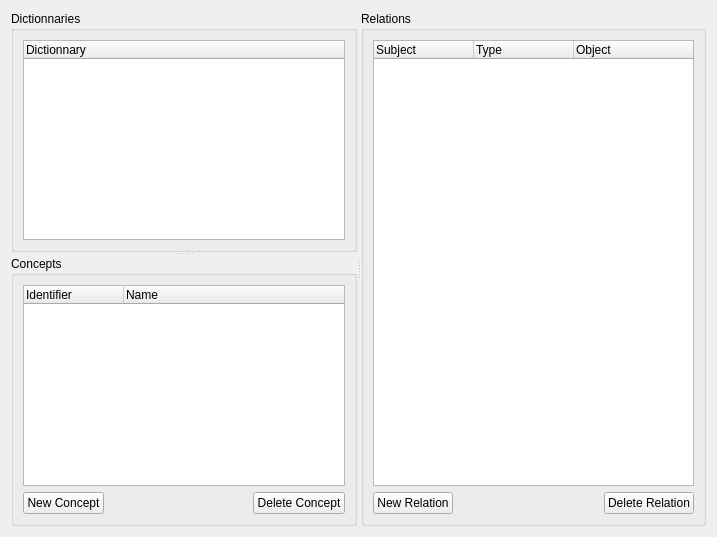
Old version of the form kgalileicenter/kviewdicts.ui in the repository pfrancq/galilei.
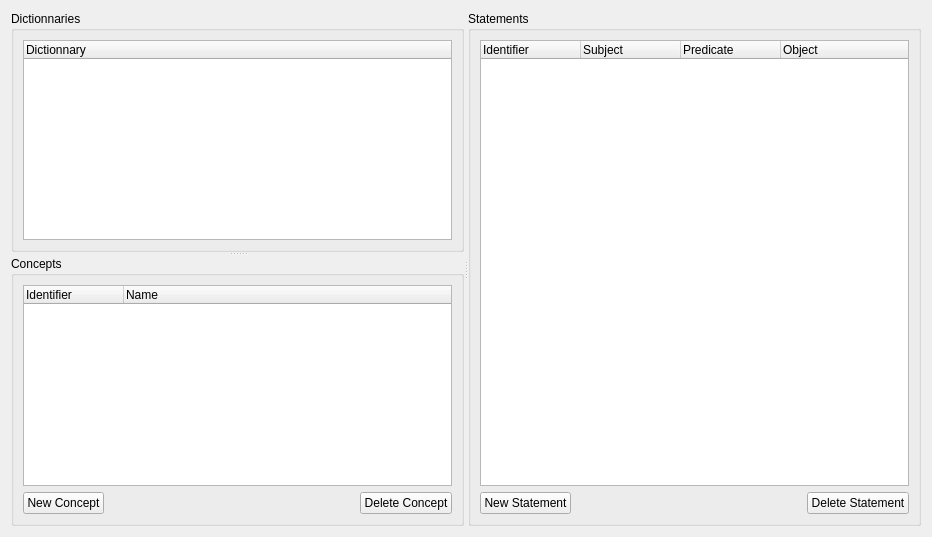
New version of the form.

The edit to the form file:
```diff
--- a/kgalileicenter/kviewdicts.ui
+++ b/kgalileicenter/kviewdicts.ui
@@ -1,11 +1,11 @@
 <ui version="4.0" >
  <class>KViewDicts</class>
- <widget class="QWidget" name="KViewDicts" >
-  <property name="geometry" >
+ <widget class="QWidget" name="KViewDicts">
+  <property name="geometry">
    <rect>
     <x>0</x>
     <y>0</y>
-    <width>717</width>
+    <width>932</width>
     <height>537</height>
    </rect>
   </property>
@@ -97,9 +97,9 @@
        </layout>
       </widget>
      </widget>
-     <widget class="QGroupBox" name="groupBox_3" >
-      <property name="title" >
-       <string>Relations</string>
+     <widget class="QGroupBox" name="groupBox_3">
+      <property name="title">
+       <string>Statements</string>
       </property>
       <layout class="QVBoxLayout" name="verticalLayout_3" >
        <item>
@@ -108,17 +108,22 @@
           <bool>false</bool>
          </property>
          <column>
-          <property name="text" >
+          <property name="text">
+           <string>Identifier</string>
+          </property>
+         </column>
+         <column>
+          <property name="text">
            <string>Subject</string>
           </property>
          </column>
          <column>
-          <property name="text" >
-           <string>Type</string>
+          <property name="text">
+           <string>Predicate</string>
           </property>
          </column>
          <column>
-          <property name="text" >
+          <property name="text">
            <string>Object</string>
           </property>
          </column>
@@ -127,9 +132,9 @@
        <item>
         <layout class="QHBoxLayout" name="horizontalLayout_3" >
          <item>
-          <widget class="QPushButton" name="NewRelation" >
-           <property name="text" >
-            <string>New Relation</string>
+          <widget class="QPushButton" name="NewStatement">
+           <property name="text">
+            <string>New Statement</string>
            </property>
           </widget>
          </item>
@@ -147,9 +152,9 @@
           </spacer>
          </item>
          <item>
-          <widget class="QPushButton" name="DelRelation" >
-           <property name="text" >
-            <string>Delete Relation</string>
+          <widget class="QPushButton" name="DelStatement">
+           <property name="text">
+            <string>Delete Statement</string>
            </property>
           </widget>
          </item>
```
Left out of the diff: 71 changed lines with no effect on the pictures.
